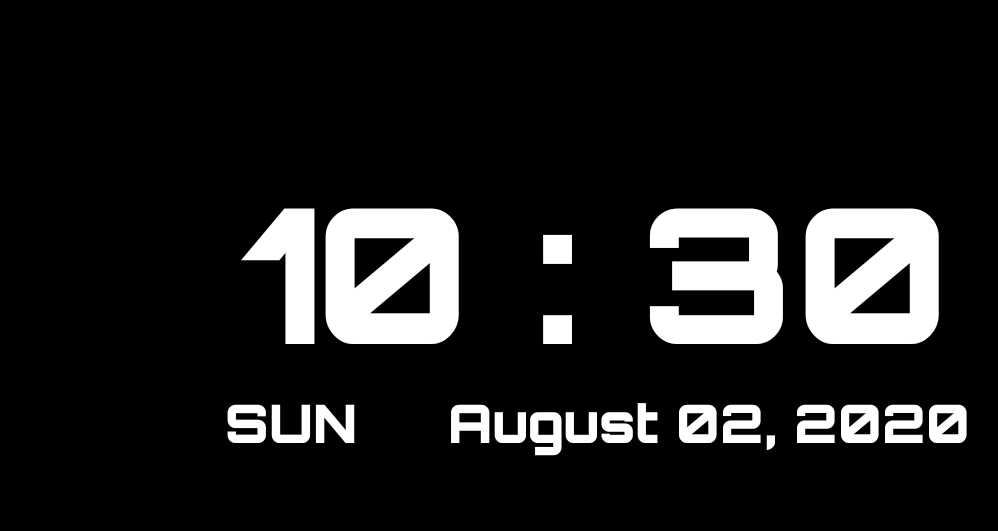
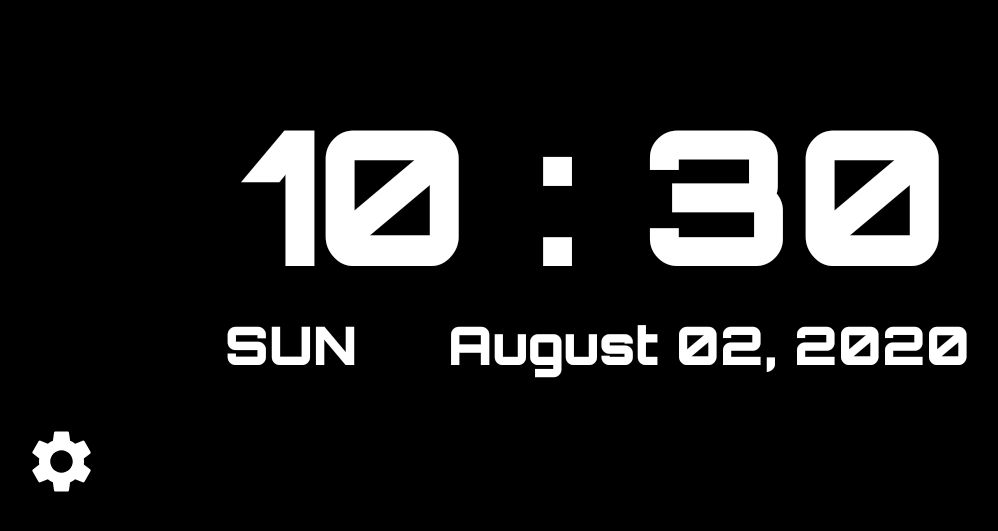
Before and after one commit to SanjaySinghGangwar/Clock, an Android app: the screen it shows after launch (Home), on a phone screen of 824 x 412 dp (held sideways). Shown: the top 531 px of the screen, without its empty margins (21-1019 px from the left). Run offline under Robolectric (Android 15) with nearby library versions, the phone set to English and light mode, and no system bars.

Commit message:
Added Weather and Setting beautification remaining

```diff
--- a/app/build.gradle
+++ b/app/build.gradle
@@ -5,6 +5,7 @@ apply plugin: 'com.google.gms.google-services'
 android {
     compileSdkVersion 30
     buildToolsVersion "29.0.3"
+
 
     defaultConfig {
         applicationId "com.sanjaysgangwar.clock"
@@ -36,4 +37,5 @@ dependencies {
     implementation 'com.squareup.retrofit2:converter-gson:2.4.0'
 
 
+
 }
--- a/app/src/main/AndroidManifest.xml
+++ b/app/src/main/AndroidManifest.xml
@@ -5,6 +5,7 @@
 
     <uses-permission android:name="android.permission.ACCESS_FINE_LOCATION" />
     <uses-permission android:name="android.permission. ACCESS_COARSE_LOCATION" />
+    <uses-permission android:name="android.permission.ACCESS_NETWORK_STATE" />
     <uses-permission android:name="android.permission.INTERNET" />
 
     <application
--- a/app/src/main/java/com/sanjaysgangwar/clock/Home.java
+++ b/app/src/main/java/com/sanjaysgangwar/clock/Home.java
@@ -2,6 +2,8 @@ package com.sanjaysgangwar.clock;
 
 import android.Manifest;
 import android.annotation.SuppressLint;
+import android.content.Context;
+import android.content.SharedPreferences;
 import android.content.pm.PackageManager;
 import android.location.Location;
 import android.os.Build;
@@ -10,11 +12,15 @@ import android.os.Handler;
 import android.util.Log;
 import android.view.View;
 import android.view.WindowManager;
+import android.widget.CompoundButton;
+import android.widget.ImageView;
+import android.widget.Switch;
 import android.widget.TextView;
 import android.widget.Toast;
 
 import androidx.annotation.NonNull;
 import androidx.annotation.RequiresApi;
+import androidx.appcompat.app.AlertDialog;
 import androidx.appcompat.app.AppCompatActivity;
 import androidx.core.app.ActivityCompat;
 
@@ -24,6 +30,7 @@ import com.google.android.gms.tasks.OnFailureListener;
 import com.google.android.gms.tasks.OnSuccessListener;
 import com.sanjaysgangwar.clock.api.ApiInterface;
 import com.sanjaysgangwar.clock.modelClass.wheatherModel;
+import com.sanjaysgangwar.clock.utils.NetworkUtil;
 
 import java.text.SimpleDateFormat;
 import java.util.Date;
@@ -41,14 +48,18 @@ import static android.view.View.SYSTEM_UI_FLAG_LAYOUT_FULLSCREEN;
 import static android.view.View.SYSTEM_UI_FLAG_LAYOUT_HIDE_NAVIGATION;
 import static android.view.View.SYSTEM_UI_FLAG_LAYOUT_STABLE;
 
-public class Home extends AppCompatActivity {
-    TextView timeTV, dayTV, dateTV;
+public class Home extends AppCompatActivity implements View.OnClickListener {
+    TextView timeTV, dayTV, dateTV, tempTextView;
     String DAY = null;
     int temp;
     FusedLocationProviderClient fusedLocationProviderClient;
     double currentLongitude;
     double currentLatitude;
     String weatherKey = "2e3e87023a31a19d056c76e35a48a178";
+    ImageView Setting;
+    private SharedPreferences sharedPreferences;
+    private SharedPreferences.Editor editor;
+    private String APP_SHARED_PREFS;
 
     @RequiresApi(api = Build.VERSION_CODES.KITKAT)
     @Override
@@ -59,6 +70,15 @@ public class Home extends AppCompatActivity {
         timeTV = findViewById(R.id.TIMETV);
         dayTV = findViewById(R.id.DAYTV);
         dateTV = findViewById(R.id.DATETV);
+        Setting = findViewById(R.id.Setting);
+        tempTextView = findViewById(R.id.tempTextView);
+
+
+        Setting.setOnClickListener(this);
+
+        sharedPreferences = Home.this.getSharedPreferences(APP_SHARED_PREFS, Context.MODE_PRIVATE);
+        editor = sharedPreferences.edit();
+        APP_SHARED_PREFS = "DeskClock";
 
         //location
         fusedLocationProviderClient = LocationServices.getFusedLocationProviderClient(this);
@@ -66,8 +86,22 @@ public class Home extends AppCompatActivity {
         //onCrate
         updateTime();
         updateUI();
-        //add a flag to set temperature
-        getLocation();
+        weatherUpdate();
+
+
+    }
+
+    private void weatherUpdate() {
+        Toast.makeText(this, "" + (sharedPreferences.getString("weather", "")), Toast.LENGTH_SHORT).show();
+        if ((sharedPreferences.getString("weather", "").equals("on"))) {
+            if (NetworkUtil.isOnline(this)) {
+                getLocation();
+            } else {
+                Toast.makeText(this, "No Internet", Toast.LENGTH_SHORT).show();
+            }
+        } else {
+            tempTextView.setVisibility(View.INVISIBLE);
+        }
     }
 
     @Override
@@ -94,7 +128,7 @@ public class Home extends AppCompatActivity {
         handler.postDelayed(new Runnable() {
             @Override
             public void run() {
-                getLocation();
+                weatherUpdate();
                 whetherHandler();
                 //SET TEMP TO LAYOUT
 
@@ -106,8 +140,8 @@ public class Home extends AppCompatActivity {
 
     private void getLocation() {
         if (ActivityCompat.checkSelfPermission(this, Manifest.permission.ACCESS_FINE_LOCATION) != PackageManager.PERMISSION_GRANTED && ActivityCompat.checkSelfPermission(this, Manifest.permission.ACCESS_COARSE_LOCATION) != PackageManager.PERMISSION_GRANTED) {
-
-            return;
+            ActivityCompat.requestPermissions(Home.this, new String[]{Manifest.permission.ACCESS_FINE_LOCATION}, 10);
+            ActivityCompat.requestPermissions(Home.this, new String[]{Manifest.permission.ACCESS_COARSE_LOCATION}, 10);
         }
         fusedLocationProviderClient.getLastLocation()
                 .addOnSuccessListener(new OnSuccessListener<Location>() {
@@ -116,9 +150,11 @@ public class Home extends AppCompatActivity {
                         if (location != null) {
                             currentLatitude = location.getLatitude();
                             currentLongitude = location.getLongitude();
+                            Toast.makeText(Home.this, "LOC GOT", Toast.LENGTH_SHORT).show();
                             Log.e("lastCurrentLatitude", String.valueOf(currentLatitude));
                             Log.e("lastCurrentLongitude", String.valueOf(currentLongitude));
                             wheatherApi(currentLatitude, currentLongitude);
+
                         } else {
                             Toast.makeText(Home.this, "Error getting location", Toast.LENGTH_SHORT).show();
                         }
@@ -133,6 +169,7 @@ public class Home extends AppCompatActivity {
     }
 
     private void wheatherApi(Double currentLatitude, Double currentLongitude) {
+        Toast.makeText(this, "Inside wea", Toast.LENGTH_SHORT).show();
         Retrofit.Builder builder = new Retrofit.Builder()
                 .baseUrl("https://api.openweathermap.org/")
                 .addConverterFactory(GsonConverterFactory.create());
@@ -144,8 +181,10 @@ public class Home extends AppCompatActivity {
             public void onResponse(Call<wheatherModel> call, Response<wheatherModel> response) {
                 if (response.isSuccessful()) {
                     if (response.body() != null) {
+                        tempTextView.setVisibility(View.VISIBLE);
                         temp = (int) (response.body().getMain().getTemp() - 273.15);
-                        Toast.makeText(Home.this, "" + temp, Toast.LENGTH_SHORT).show();
+                        Toast.makeText(Home.this, "Temp " + temp, Toast.LENGTH_LONG).show();
+                        tempTextView.setText(temp + "C");
                     }
                 }
 
@@ -153,7 +192,7 @@ public class Home extends AppCompatActivity {
 
             @Override
             public void onFailure(Call<wheatherModel> call, Throwable t) {
-
+                Log.e("Weather API ", "onFailure: " + t.getLocalizedMessage());
             }
         });
     }
@@ -234,4 +273,48 @@ public class Home extends AppCompatActivity {
     void stopClock() {
         System.exit(0);
     }
+
+    @Override
+    public void onClick(View view) {
+        switch (view.getId()) {
+            case R.id.Setting:
+                AlertDialog.Builder builder = new AlertDialog.Builder(Home.this);
+                View v = getLayoutInflater().inflate(R.layout.setting_dialog, null);
+                builder.setView(v);
+                final AlertDialog alertDialog = builder.create();
+                alertDialog.show();
+                Switch weatherSwitch = v.findViewById(R.id.weatherSwitch);
+
+                if ((sharedPreferences.getString("weather", "").equals("on"))) {
+                    weatherSwitch.setChecked(true);
+                } else {
+                    weatherSwitch.setChecked(false);
+                }
+
+                weatherSwitch.setOnCheckedChangeListener(new CompoundButton.OnCheckedChangeListener() {
+                    @Override
+                    public void onCheckedChanged(CompoundButton compoundButton, boolean b) {
+                        if (b) {
+                            if (ActivityCompat.checkSelfPermission(Home.this, Manifest.permission.ACCESS_FINE_LOCATION) != PackageManager.PERMISSION_GRANTED && ActivityCompat.checkSelfPermission(Home.this, Manifest.permission.ACCESS_COARSE_LOCATION) != PackageManager.PERMISSION_GRANTED) {
+                                ActivityCompat.requestPermissions(Home.this, new String[]{Manifest.permission.ACCESS_FINE_LOCATION}, 10);
+                                ActivityCompat.requestPermissions(Home.this, new String[]{Manifest.permission.ACCESS_COARSE_LOCATION}, 10);
+                            } else {
+                                editor.clear();
+                                editor.putString("weather", "on");
+                                editor.commit();
+                                getLocation();
+                            }
+
+
+                        } else {
+                            editor.clear();
+                            editor.putString("weather", "off");
+                            editor.commit();
+                        }
+                    }
+                });
+
+                break;
+        }
+    }
 }
--- /dev/null
+++ b/app/src/main/res/drawable/ic_baseline_settings_24.xml
@@ -0,0 +1,10 @@
+<vector xmlns:android="http://schemas.android.com/apk/res/android"
+    android:width="24dp"
+    android:height="24dp"
+    android:tint="#FFFFFF"
+    android:viewportWidth="24"
+    android:viewportHeight="24">
+    <path
+        android:fillColor="@android:color/white"
+        android:pathData="M19.14,12.94c0.04,-0.3 0.06,-0.61 0.06,-0.94c0,-0.32 -0.02,-0.64 -0.07,-0.94l2.03,-1.58c0.18,-0.14 0.23,-0.41 0.12,-0.61l-1.92,-3.32c-0.12,-0.22 -0.37,-0.29 -0.59,-0.22l-2.39,0.96c-0.5,-0.38 -1.03,-0.7 -1.62,-0.94L14.4,2.81c-0.04,-0.24 -0.24,-0.41 -0.48,-0.41h-3.84c-0.24,0 -0.43,0.17 -0.47,0.41L9.25,5.35C8.66,5.59 8.12,5.92 7.63,6.29L5.24,5.33c-0.22,-0.08 -0.47,0 -0.59,0.22L2.74,8.87C2.62,9.08 2.66,9.34 2.86,9.48l2.03,1.58C4.84,11.36 4.8,11.69 4.8,12s0.02,0.64 0.07,0.94l-2.03,1.58c-0.18,0.14 -0.23,0.41 -0.12,0.61l1.92,3.32c0.12,0.22 0.37,0.29 0.59,0.22l2.39,-0.96c0.5,0.38 1.03,0.7 1.62,0.94l0.36,2.54c0.05,0.24 0.24,0.41 0.48,0.41h3.84c0.24,0 0.44,-0.17 0.47,-0.41l0.36,-2.54c0.59,-0.24 1.13,-0.56 1.62,-0.94l2.39,0.96c0.22,0.08 0.47,0 0.59,-0.22l1.92,-3.32c0.12,-0.22 0.07,-0.47 -0.12,-0.61L19.14,12.94zM12,15.6c-1.98,0 -3.6,-1.62 -3.6,-3.6s1.62,-3.6 3.6,-3.6s3.6,1.62 3.6,3.6S13.98,15.6 12,15.6z" />
+</vector>
--- /dev/null
+++ b/app/src/main/res/layout-xlarge/home.xml
@@ -0,0 +1,95 @@
+<?xml version = "1.0" encoding = "utf-8"?>
+<LinearLayout xmlns:android="http://schemas.android.com/apk/res/android"
+    xmlns:app="http://schemas.android.com/apk/res-auto"
+    xmlns:tools="http://schemas.android.com/tools"
+    android:layout_width="match_parent"
+    android:layout_height="match_parent"
+    android:background="@android:color/black"
+    android:orientation="vertical"
+    android:weightSum="10"
+    tools:context=".Home">
+
+
+    <LinearLayout
+        android:layout_width="match_parent"
+        android:layout_height="wrap_content"
+        android:layout_gravity="center"
+        android:layout_weight="8"
+        android:foregroundGravity="center"
+        android:gravity="center"
+        android:orientation="vertical">
+
+        <TextView
+            android:id="@+id/tempTextView"
+            android:layout_width="wrap_content"
+            android:layout_height="wrap_content"
+            android:layout_gravity="right"
+            android:layout_marginEnd="40dp"
+            android:layout_marginRight="60dp"
+            android:textColor="@android:color/white"
+            android:textSize="80sp"
+            android:textStyle="bold"
+            android:visibility="invisible"
+            app:fontFamily="@font/orbitron_black" />
+
+        <TextView
+            android:id="@+id/TIMETV"
+            android:layout_width="wrap_content"
+            android:layout_height="wrap_content"
+            android:gravity="center"
+            android:textColor="@android:color/white"
+            android:textSize="210sp"
+            android:textStyle="bold"
+            app:fontFamily="@font/orbitron_black" />
+
+        <LinearLayout
+            android:layout_width="wrap_content"
+            android:layout_height="wrap_content"
+            android:layout_gravity="center"
+            android:gravity="center"
+            android:orientation="horizontal">
+
+            <TextView
+                android:id="@+id/DAYTV"
+                android:layout_width="wrap_content"
+                android:layout_height="wrap_content"
+                android:layout_marginEnd="30dp"
+                android:layout_marginRight="30dp"
+                android:gravity="center"
+                android:textColor="@android:color/white"
+                android:textSize="60sp"
+                android:textStyle="bold"
+                app:fontFamily="@font/orbitron_black" />
+
+            <TextView
+                android:id="@+id/DATETV"
+                android:layout_width="wrap_content"
+                android:layout_height="wrap_content"
+                android:layout_marginStart="30dp"
+                android:layout_marginLeft="30dp"
+                android:gravity="center"
+                android:textColor="@android:color/white"
+                android:textSize="60sp"
+                android:textStyle="bold"
+                app:fontFamily="@font/orbitron_black" />
+        </LinearLayout>
+
+
+    </LinearLayout>
+
+    <FrameLayout
+        android:layout_width="wrap_content"
+        android:layout_height="wrap_content"
+        android:layout_gravity="bottom|left">
+
+        <ImageView
+            android:id="@+id/Setting"
+            android:layout_width="80dp"
+            android:layout_height="80dp"
+            android:layout_gravity="left"
+            android:layout_marginLeft="30dp"
+            app:srcCompat="@drawable/ic_baseline_settings_24"
+            tools:ignore="VectorDrawableCompat" />
+    </FrameLayout>
+
+</LinearLayout>
--- a/app/src/main/res/layout/home.xml
+++ b/app/src/main/res/layout/home.xml
@@ -6,10 +6,24 @@
     android:layout_height="match_parent"
     android:layout_gravity="center"
     android:background="@android:color/black"
-    android:foregroundGravity="center"
     android:gravity="center"
     android:orientation="vertical"
+    android:paddingBottom="50dp"
+    android:weightSum="10"
     tools:context=".Home">
+
+
+    <TextView
+        android:id="@+id/tempTextView"
+        android:layout_width="wrap_content"
+        android:layout_height="wrap_content"
+        android:layout_gravity="right"
+        android:layout_marginRight="30dp"
+        android:textColor="@android:color/white"
+        android:textSize="45sp"
+        android:textStyle="bold"
+        android:visibility="invisible"
+        app:fontFamily="@font/orbitron_black" />
 
     <TextView
         android:id="@+id/TIMETV"
@@ -53,5 +67,14 @@
             app:fontFamily="@font/orbitron_black" />
     </LinearLayout>
 
+    <ImageView
+        android:id="@+id/Setting"
+        android:layout_width="50dp"
+        android:layout_height="50dp"
+        android:layout_gravity="left"
+        android:layout_margin="30dp"
+        app:srcCompat="@drawable/ic_baseline_settings_24"
+        tools:ignore="VectorDrawableCompat" />
+
 
 </LinearLayout>
--- a/app/src/main/res/values/colors.xml
+++ b/app/src/main/res/values/colors.xml
@@ -2,5 +2,5 @@
 <resources>
     <color name="colorPrimary">#6200EE</color>
     <color name="colorPrimaryDark">#000000</color>
-    <color name="colorAccent">#03DAC5</color>
+    <color name="colorAccent">#3F51B5</color>
 </resources>
```
Also changed, not shown: app/src/main/java/com/sanjaysgangwar/clock/utils/NetworkUtil.java (added, +13 -0 lines), app/src/main/res/drawable/rectangle_shape_background.xml (added, +11 -0 lines), app/src/main/res/layout/setting_dialog.xml (added, +16 -0 lines).
